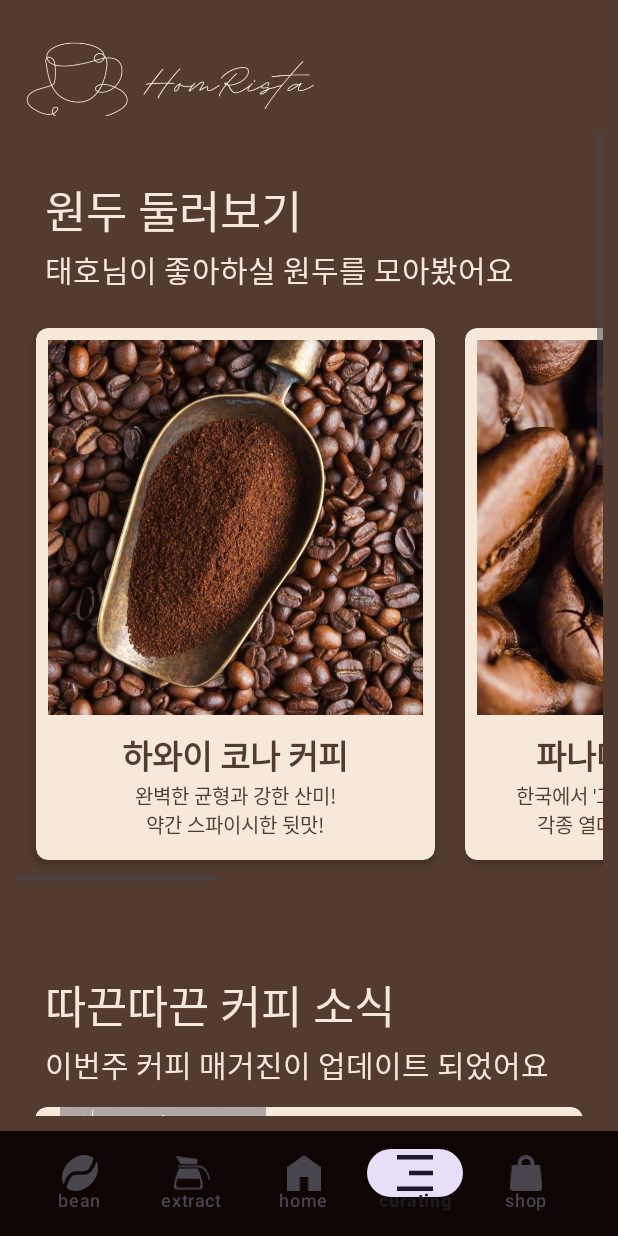
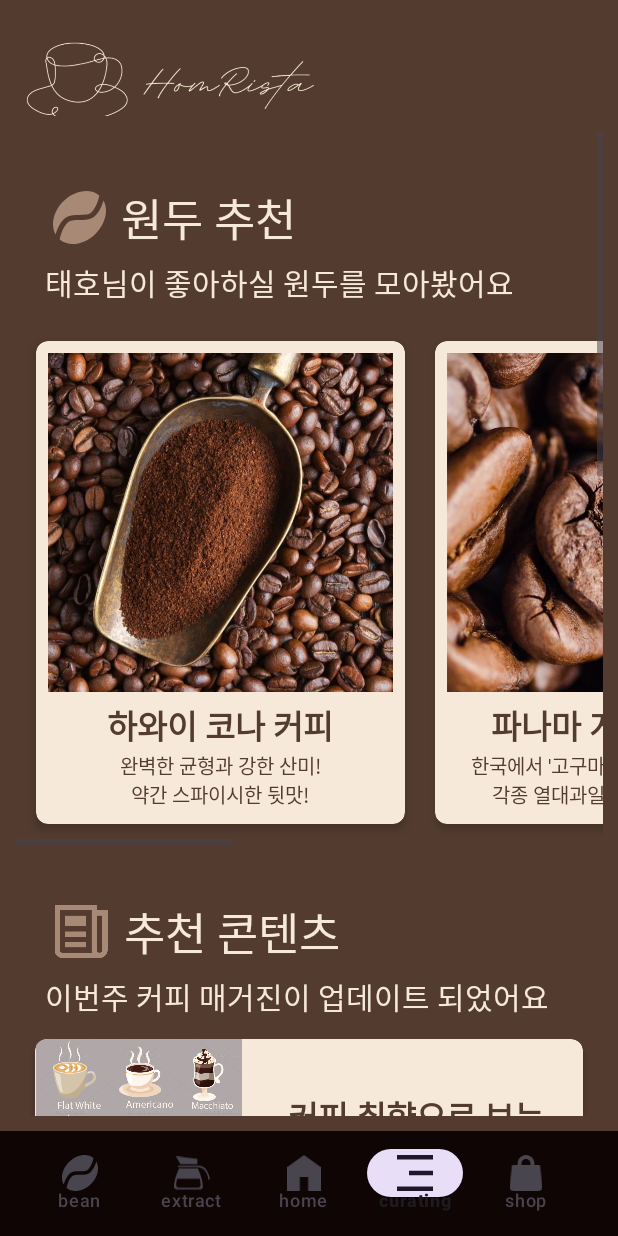
Before and after one commit to 2023-MobileProgramming/HomeRista, an Android app: the screen it shows after launch (MainActivity), item 4 of the bottom bar chosen, on a phone screen of 412 x 824 dp. Run offline under Robolectric (Android 15) with nearby library versions, the phone set to English and light mode, and no system bars; our stand-ins replace Room's generated code, androidx.preference.

Commit message:
큐래이팅 바뀜3

```diff
--- a/app/src/main/res/layout/fragment_first.xml
+++ b/app/src/main/res/layout/fragment_first.xml
@@ -47,18 +47,34 @@
            -->
 
 
+            <LinearLayout
+                android:layout_width="wrap_content"
+                android:layout_height="wrap_content"
+                android:orientation="horizontal"
+                android:gravity="left"
+                android:padding="5dp"
+                android:layout_marginTop="30dp"
+                android:layout_marginLeft="20dp">
+
+                <ImageView
+                    android:layout_width="35dp"
+                    android:layout_height="35dp"
+                    android:src="@drawable/navi_bean"
+                    android:layout_gravity="center"
+                    android:layout_marginRight="10dp"/>
+
                 <TextView
                     android:layout_width="match_parent"
                     android:layout_height="wrap_content"
-                android:text="원두 둘러보기"
+                    android:text="원두 추천"
                     android:textSize="30dp"
                     android:fontFamily="@font/font1"
                     android:typeface="serif"
-                android:gravity="left"
-                android:layout_marginTop="30dp"
-                android:layout_marginLeft="20dp"
                     android:textColor="#F6E9DA"
                     android:padding="0dp" />
+
+            </LinearLayout>
+
 
             <TextView
                 android:layout_width="match_parent"
@@ -68,7 +84,7 @@
                 android:fontFamily="@font/font3"
                 android:typeface="serif"
                 android:gravity="left"
-                android:layout_marginTop="2dp"
+
                 android:layout_marginLeft="20dp"
                 android:layout_marginBottom="10dp"
                 android:textColor="#F6E9DA"
@@ -76,7 +92,7 @@
 
             <HorizontalScrollView
                 android:layout_width="match_parent"
-                android:layout_height="match_parent"
+                android:layout_height="350dp"
                 android:paddingStart="0dp">
 
                 <LinearLayout
@@ -102,8 +118,8 @@
 
                             <ImageView
                                 android:id="@+id/coffeebean1"
-                                android:layout_width="250dp"
-                                android:layout_height="250dp"
+                                android:layout_width="230dp"
+                                android:layout_height="230dp"
                                 android:src="@drawable/coffeebean1"/>
 
                             <TextView
@@ -115,7 +131,7 @@
                                 android:textSize="22dp"
                                 android:textStyle="bold"
                                 android:textColor="#533B30"
-                                android:layout_marginTop="10dp"/>
+                                android:layout_marginTop="5dp"/>
 
                             <TextView
                                 android:layout_width="wrap_content"
@@ -149,8 +165,8 @@
                             android:gravity="center">
 
                             <ImageView
-                                android:layout_width="250dp"
-                                android:layout_height="250dp"
+                                android:layout_width="230dp"
+                                android:layout_height="230dp"
                                 android:id="@+id/coffeebean2"
                                 android:src="@drawable/coffeebean2">
                             </ImageView>
@@ -163,7 +179,7 @@
                                 android:textSize="22dp"
                                 android:textColor="#533B30"
                                 android:layout_gravity="center_horizontal"
-                                android:layout_marginTop="10dp"/>
+                                android:layout_marginTop="5dp"/>
 
                             <TextView
                                 android:layout_width="wrap_content"
@@ -194,8 +210,8 @@
                             android:gravity="center">
 
                             <ImageView
-                                android:layout_width="250dp"
-                                android:layout_height="250dp"
+                                android:layout_width="230dp"
+                                android:layout_height="230dp"
                                 android:id="@+id/coffeebean3"
                                 android:src="@drawable/coffeebean3">
                             </ImageView>
@@ -208,7 +224,7 @@
                                 android:textSize="22dp"
                                 android:textColor="#533B30"
                                 android:layout_gravity="center_horizontal"
-                                android:layout_marginTop="10dp"/>
+                                android:layout_marginTop="5dp"/>
 
                             <TextView
                                 android:layout_width="wrap_content"
@@ -239,8 +255,8 @@
                             android:gravity="center">
 
                             <ImageView
-                                android:layout_width="250dp"
-                                android:layout_height="250dp"
+                                android:layout_width="230dp"
+                                android:layout_height="230dp"
                                 android:id="@+id/coffeebean4"
                                 android:src="@drawable/coffeebean4">
                             </ImageView>
@@ -253,7 +269,7 @@
                                 android:textSize="22dp"
                                 android:textColor="#533B30"
                                 android:layout_gravity="center_horizontal"
-                                android:layout_marginTop="10dp"/>
+                                android:layout_marginTop="5dp"/>
 
                             <TextView
                                 android:layout_width="wrap_content"
@@ -273,18 +289,33 @@
 
             </HorizontalScrollView>
 
+            <LinearLayout
+                android:layout_width="wrap_content"
+                android:layout_height="wrap_content"
+                android:orientation="horizontal"
+                android:gravity="left"
+                android:padding="5dp"
+                android:layout_marginTop="30dp"
+                android:layout_marginLeft="20dp">
+
+                <ImageView
+                    android:layout_width="37dp"
+                    android:layout_height="35dp"
+                    android:src="@drawable/navi_cura"
+                    android:layout_gravity="center"
+                    android:layout_marginRight="10dp"/>
+
                 <TextView
                     android:layout_width="match_parent"
                     android:layout_height="wrap_content"
-                android:text="따끈따끈 커피 소식"
+                    android:text="추천 콘텐츠"
                     android:textSize="30dp"
                     android:fontFamily="@font/font1"
                     android:typeface="serif"
-                android:gravity="left"
-                android:layout_marginTop="60dp"
-                android:layout_marginLeft="20dp"
                     android:textColor="#F6E9DA"
                     android:padding="0dp" />
+
+            </LinearLayout>
 
             <TextView
                 android:layout_width="match_parent"
@@ -294,7 +325,7 @@
                 android:fontFamily="@font/font3"
                 android:typeface="serif"
                 android:gravity="left"
-                android:layout_marginTop="2dp"
+
                 android:layout_marginLeft="20dp"
                 android:layout_marginBottom="10dp"
                 android:textColor="#F6E9DA"
@@ -319,7 +350,7 @@
                     app:cardElevation="4dp">
 
                     <ImageView
-                        android:layout_width="280dp"
+                        android:layout_width="312dp"
                         android:layout_height="210dp"
                         android:layout_gravity="right"
                         android:layout_marginRight="140dp"
@@ -331,7 +362,7 @@
                         android:layout_height="wrap_content"
                         android:layout_gravity="center|right"
                         android:gravity="right"
-                        android:layout_marginRight="25dp"
+                        android:layout_marginRight="26dp"
                         android:orientation="vertical">
 
                         <TextView
@@ -339,7 +370,7 @@
                             android:layout_height="wrap_content"
                             android:fontFamily="@font/font1"
                             android:gravity="right"
-                            android:text="커피 취향으로 \n보는 심리 테스트"
+                            android:text="커피 취향으로 보는\n성격 심리 테스트"
                             android:textColor="#533B30"
                             android:textSize="22dp"
                             android:textStyle="bold" />
@@ -351,9 +382,9 @@
                             android:layout_marginTop="10dp"
                             android:fontFamily="@font/font3"
                             android:gravity="right"
-                            android:text="mbti보다 정확하다는\n커피 심리 테스트"
+                            android:text="커피에도 mbti가 있다?\n나는 어떤 커피랑 어울릴까"
                             android:textColor="#533B30"
-                            android:textSize="16dp" />
+                            android:textSize="18dp" />
                     </LinearLayout>
 
 
@@ -384,7 +415,7 @@
                         android:layout_height="wrap_content"
                         android:orientation="vertical"
                         android:layout_gravity="center|left"
-                        android:layout_marginLeft="15dp">
+                        android:layout_marginLeft="25dp">
 
                         <androidx.appcompat.widget.AppCompatTextView
                             android:layout_width="wrap_content"
@@ -407,8 +438,8 @@
                     </LinearLayout>
 
                     <ImageView
-                        android:layout_width="200dp"
-                        android:layout_height="200dp"
+                        android:layout_width="167dp"
+                        android:layout_height="202dp"
                         android:src="@drawable/curating1"
                         android:layout_gravity="right"
                         android:layout_marginBottom="60dp"
@@ -423,7 +454,7 @@
                 android:layout_height="wrap_content"
                 android:orientation="horizontal"
                 android:gravity="right|center"
-                android:layout_marginBottom="8dp"
+                android:layout_marginBottom="6dp"
                 android:layout_marginLeft="10dp"
                 android:layout_marginRight="10dp">
 
@@ -441,13 +472,13 @@
                         android:layout_height="wrap_content"
                         android:orientation="vertical"
                         android:layout_gravity="center|right"
-                        android:layout_marginRight="15dp">
+                        android:layout_marginRight="25dp">
 
 
                         <TextView
                             android:layout_width="wrap_content"
                             android:layout_height="wrap_content"
-                            android:text="건대 모프카페\n새단장했어요"
+                            android:text="건대역 모프카페\n새단장했어요"
                             android:gravity="right"
                             android:fontFamily="@font/font1"
                             android:textColor="#533B30"
@@ -467,10 +498,10 @@
                     </LinearLayout>
 
                     <ImageView
-                        android:layout_width="180dp"
-                        android:layout_height="240dp"
+                        android:layout_width="160dp"
+                        android:layout_height="233dp"
                         android:textColor="#533B30"
-                        android:layout_marginLeft="8dp"
+                        android:layout_marginLeft="0dp"
                         android:src="@drawable/content3"
                         android:layout_gravity="left"
                         android:padding="0dp">
@@ -479,18 +510,33 @@
 
             </LinearLayout>
 
+            <LinearLayout
+                android:layout_width="wrap_content"
+                android:layout_height="wrap_content"
+                android:orientation="horizontal"
+                android:gravity="left"
+                android:padding="5dp"
+                android:layout_marginTop="30dp"
+                android:layout_marginLeft="20dp">
+
+                <ImageView
+                    android:layout_width="40dp"
+                    android:layout_height="40dp"
+                    android:src="@drawable/navi_extract"
+                    android:layout_gravity="center"
+                    android:layout_marginRight="10dp"/>
+
                 <TextView
                     android:layout_width="match_parent"
                     android:layout_height="wrap_content"
-                android:text="브루잉 제품 추천"
+                    android:text="추천 제품"
                     android:textSize="30dp"
                     android:fontFamily="@font/font1"
                     android:typeface="serif"
-                android:gravity="left"
-                android:layout_marginTop="60dp"
-                android:layout_marginLeft="20dp"
                     android:textColor="#F6E9DA"
                     android:padding="0dp" />
+
+            </LinearLayout>
 
             <TextView
                 android:layout_width="match_parent"
```
Also changed, not shown: app/src/main/res/drawable/navi_cura.png (added). Lines whose indentation alone changed are shown as unchanged.
